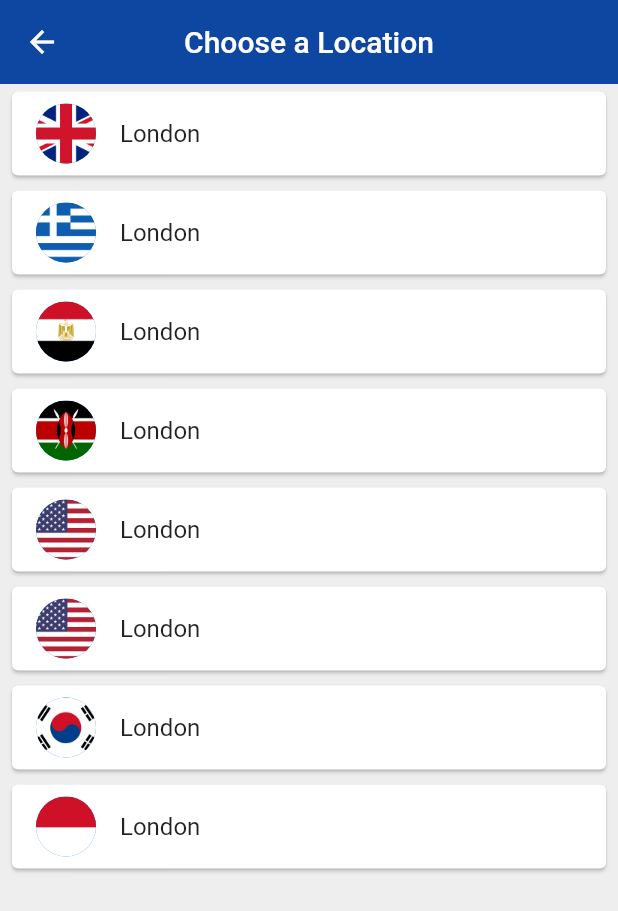
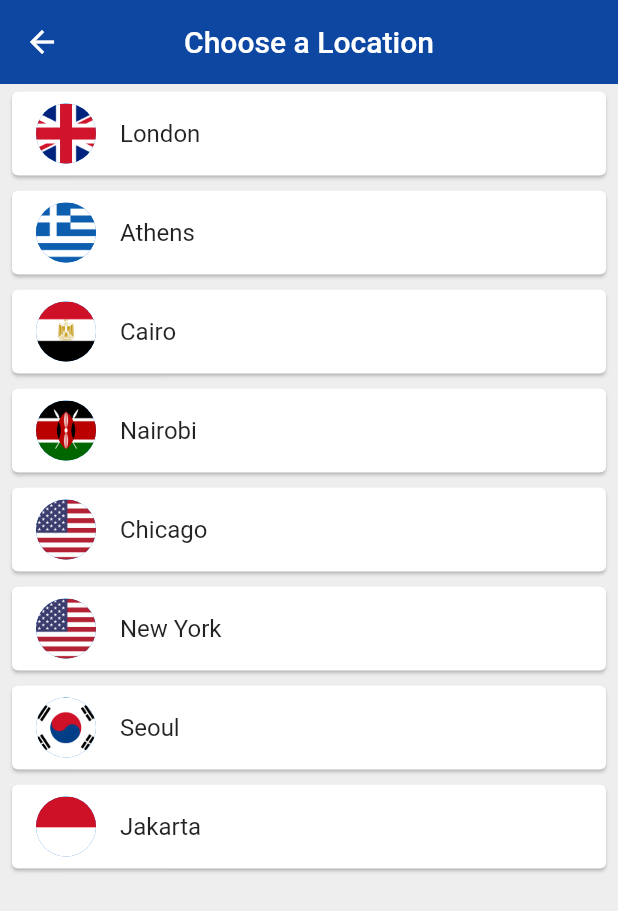
Before and after one commit to mwaijohn/world_time, a Flutter app: the Location screen opened by its route, on a phone screen of 412 x 824 dp. Shown: the top 911 px of the screen. Run offline on Flutter 3.47's test engine with Material 2 defaults, Android fonts, the phone set to English and light mode, and no system bars; our stand-ins replace flutter_spinkit; network calls fail; statements that could not run were skipped.

Commit message:
third commit

```diff
--- a/lib/main.dart
+++ b/lib/main.dart
@@ -6,6 +6,7 @@ import 'package:wordtime/pages/choose_location.dart';
 
 void main() => runApp(MaterialApp(
   // home: Home(),
+  // debugShowCheckedModeBanner: false,
   initialRoute: "/",
   routes: {
     '/': (context) => Loading(),
--- a/lib/pages/choose_location.dart
+++ b/lib/pages/choose_location.dart
@@ -52,7 +52,7 @@ class _LocationState extends State<Location> {
                 onTap:(){
                   updateTime(index,context);
                 },
-                title:Text(locations[0].location),
+                title:Text(locations[index].location),
                 leading: CircleAvatar(
                   backgroundImage: AssetImage('assets/${locations[index].flag}')
                 ),
--- a/lib/pages/home.dart
+++ b/lib/pages/home.dart
@@ -29,6 +29,8 @@ class _HomeState extends State<Home> {
             children: <Widget>[
               FlatButton.icon(
                 onPressed: () async {
+                  //wait for data from choose location screen
+                  //choose location uses Navigator.pop to send data to the below screen
                   dynamic result = await Navigator.pushNamed(context, "/location");
                   setState(() {
                         data = {
--- a/lib/pages/loading.dart
+++ b/lib/pages/loading.dart
@@ -11,9 +11,11 @@ class Loading extends StatefulWidget {
 class _LoadingState extends State<Loading> {
 
   void setUpWorldTime() async{
-    var worldtime = new WorldTime(location: 'Berlin',flag: 'kenya.png',url: "Africa/Nairobi");
+    var worldtime = new WorldTime(location: 'Nairobi',flag: 'kenya.png',url: "Africa/Nairobi");
     await worldtime.getData();
 
+    //executed aafter @worldtime.getData(); is finished
+    //.getData() must return a future to use await here
     //push result to home screen
     Navigator.pushReplacementNamed(context, "/home",arguments: {
       'location': worldtime.location,
@@ -21,12 +23,14 @@ class _LoadingState extends State<Loading> {
       'time':worldtime.time,
       'isDaytime': worldtime.isDaytime
     });
-
   }
 
   @override
   void initState() {
     super.initState();
+
+    //on widget initialization run setUpWorldTimeMethod when finished navigate to
+    //next screen with data
     setUpWorldTime();
   }
 
```
